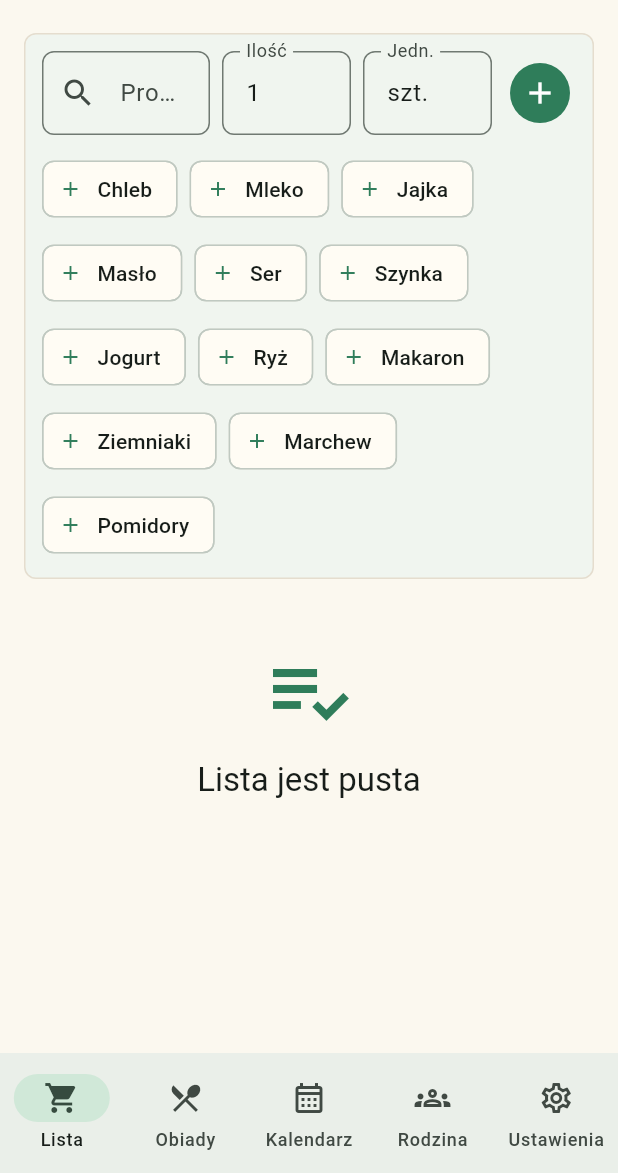
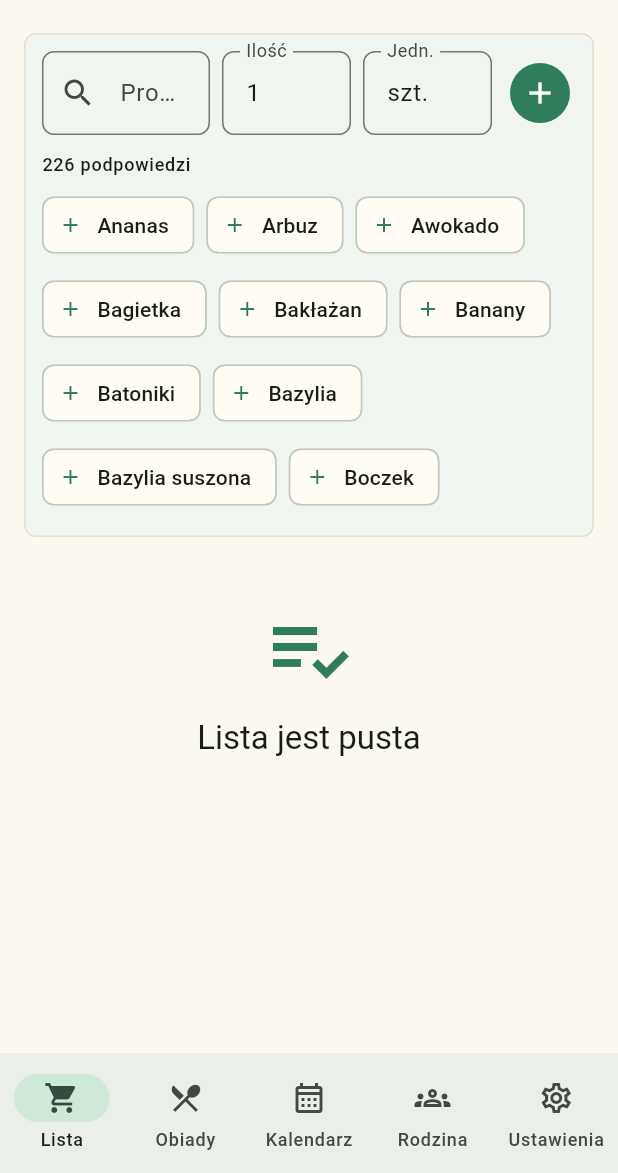
Before and after one commit to Tomjak15/rodzinna-lista-zakupow, a Flutter app: the HomeShell screen opened directly, on a phone screen of 412 x 824 dp, the part 63-1236 px from its top. Run offline on Flutter 3.47's test engine with Material 3 defaults, Android fonts, the phone set to English and light mode, and no system bars; our stand-ins replace connectivity_plus, shared_preferences; accounts and stored records are empty.

Commit message:
Expand shopping suggestions catalog

```diff
--- /dev/null
+++ b/lib/data/product_catalog.dart
@@ -0,0 +1,236 @@
+class ProductSuggestion {
+  const ProductSuggestion(this.name, this.quantity, this.unit);
+
+  final String name;
+  final double quantity;
+  final String unit;
+}
+
+const productCatalog = <ProductSuggestion>[
+  ProductSuggestion('Chleb', 1, 'szt.'),
+  ProductSuggestion('Bułki', 6, 'szt.'),
+  ProductSuggestion('Bagietka', 1, 'szt.'),
+  ProductSuggestion('Tortilla', 1, 'op.'),
+  ProductSuggestion('Chleb tostowy', 1, 'op.'),
+  ProductSuggestion('Kajzerki', 6, 'szt.'),
+  ProductSuggestion('Rogale', 4, 'szt.'),
+  ProductSuggestion('Drożdżówki', 4, 'szt.'),
+  ProductSuggestion('Pączki', 4, 'szt.'),
+  ProductSuggestion('Ciabatta', 2, 'szt.'),
+  ProductSuggestion('Mleko', 1, 'l'),
+  ProductSuggestion('Masło', 1, 'szt.'),
+  ProductSuggestion('Margaryna', 1, 'szt.'),
+  ProductSuggestion('Śmietana', 1, 'op.'),
+  ProductSuggestion('Śmietanka 30%', 1, 'op.'),
+  ProductSuggestion('Jogurt naturalny', 1, 'szt.'),
+  ProductSuggestion('Jogurt owocowy', 4, 'szt.'),
+  ProductSuggestion('Kefir', 1, 'l'),
+  ProductSuggestion('Maślanka', 1, 'l'),
+  ProductSuggestion('Twaróg', 250, 'g'),
+  ProductSuggestion('Serek wiejski', 1, 'szt.'),
+  ProductSuggestion('Serek homogenizowany', 4, 'szt.'),
+  ProductSuggestion('Ser żółty', 200, 'g'),
+  ProductSuggestion('Ser mozzarella', 1, 'szt.'),
+  ProductSuggestion('Ser feta', 1, 'op.'),
+  ProductSuggestion('Ser pleśniowy', 1, 'szt.'),
+  ProductSuggestion('Parmezan', 1, 'op.'),
+  ProductSuggestion('Jajka', 10, 'szt.'),
+  ProductSuggestion('Szynka', 200, 'g'),
+  ProductSuggestion('Kiełbasa', 500, 'g'),
+  ProductSuggestion('Parówki', 1, 'op.'),
+  ProductSuggestion('Boczek', 200, 'g'),
+  ProductSuggestion('Salami', 100, 'g'),
+  ProductSuggestion('Pasztet', 1, 'szt.'),
+  ProductSuggestion('Kurczak', 500, 'g'),
+  ProductSuggestion('Pierś z kurczaka', 500, 'g'),
+  ProductSuggestion('Udka z kurczaka', 1, 'kg'),
+  ProductSuggestion('Skrzydełka', 1, 'kg'),
+  ProductSuggestion('Indyk', 500, 'g'),
+  ProductSuggestion('Wołowina', 500, 'g'),
+  ProductSuggestion('Wieprzowina', 500, 'g'),
+  ProductSuggestion('Schab', 500, 'g'),
+  ProductSuggestion('Karkówka', 500, 'g'),
+  ProductSuggestion('Mięso mielone', 500, 'g'),
+  ProductSuggestion('Żeberka', 1, 'kg'),
+  ProductSuggestion('Wątróbka', 500, 'g'),
+  ProductSuggestion('Ryba', 500, 'g'),
+  ProductSuggestion('Łosoś', 300, 'g'),
+  ProductSuggestion('Dorsz', 500, 'g'),
+  ProductSuggestion('Tuńczyk', 1, 'puszka'),
+  ProductSuggestion('Makrela', 1, 'szt.'),
+  ProductSuggestion('Śledzie', 1, 'op.'),
+  ProductSuggestion('Krewetki', 250, 'g'),
+  ProductSuggestion('Paluszki rybne', 1, 'op.'),
+  ProductSuggestion('Ziemniaki', 1, 'kg'),
+  ProductSuggestion('Marchew', 500, 'g'),
+  ProductSuggestion('Pietruszka', 1, 'pęczek'),
+  ProductSuggestion('Seler', 1, 'szt.'),
+  ProductSuggestion('Por', 1, 'szt.'),
+  ProductSuggestion('Cebula', 3, 'szt.'),
+  ProductSuggestion('Cebula czerwona', 2, 'szt.'),
+  ProductSuggestion('Czosnek', 1, 'szt.'),
+  ProductSuggestion('Pomidory', 500, 'g'),
+  ProductSuggestion('Pomidorki koktajlowe', 250, 'g'),
+  ProductSuggestion('Ogórek', 1, 'szt.'),
+  ProductSuggestion('Ogórki kiszone', 1, 'słoik'),
+  ProductSuggestion('Papryka', 3, 'szt.'),
+  ProductSuggestion('Sałata', 1, 'szt.'),
+  ProductSuggestion('Rukola', 1, 'op.'),
+  ProductSuggestion('Szpinak', 1, 'op.'),
+  ProductSuggestion('Kapusta', 1, 'szt.'),
+  ProductSuggestion('Kapusta pekińska', 1, 'szt.'),
+  ProductSuggestion('Kapusta kiszona', 500, 'g'),
+  ProductSuggestion('Brokuł', 1, 'szt.'),
+  ProductSuggestion('Kalafior', 1, 'szt.'),
+  ProductSuggestion('Cukinia', 2, 'szt.'),
+  ProductSuggestion('Bakłażan', 1, 'szt.'),
+  ProductSuggestion('Pieczarki', 500, 'g'),
+  ProductSuggestion('Grzyby', 500, 'g'),
+  ProductSuggestion('Fasolka szparagowa', 500, 'g'),
+  ProductSuggestion('Groszek', 1, 'op.'),
+  ProductSuggestion('Kukurydza', 1, 'puszka'),
+  ProductSuggestion('Fasola', 1, 'puszka'),
+  ProductSuggestion('Ciecierzyca', 1, 'puszka'),
+  ProductSuggestion('Soczewica', 1, 'op.'),
+  ProductSuggestion('Buraki', 1, 'kg'),
+  ProductSuggestion('Rzodkiewka', 1, 'pęczek'),
+  ProductSuggestion('Szczypiorek', 1, 'pęczek'),
+  ProductSuggestion('Koperek', 1, 'pęczek'),
+  ProductSuggestion('Natka pietruszki', 1, 'pęczek'),
+  ProductSuggestion('Bazylia', 1, 'doniczka'),
+  ProductSuggestion('Mięta', 1, 'doniczka'),
+  ProductSuggestion('Jabłka', 1, 'kg'),
+  ProductSuggestion('Banany', 1, 'kg'),
+  ProductSuggestion('Pomarańcze', 1, 'kg'),
+  ProductSuggestion('Mandarynki', 1, 'kg'),
+  ProductSuggestion('Cytryny', 3, 'szt.'),
+  ProductSuggestion('Limonki', 2, 'szt.'),
+  ProductSuggestion('Gruszki', 1, 'kg'),
+  ProductSuggestion('Winogrona', 500, 'g'),
+  ProductSuggestion('Truskawki', 500, 'g'),
+  ProductSuggestion('Maliny', 250, 'g'),
+  ProductSuggestion('Borówki', 250, 'g'),
+  ProductSuggestion('Jagody', 250, 'g'),
+  ProductSuggestion('Kiwi', 4, 'szt.'),
+  ProductSuggestion('Mango', 1, 'szt.'),
+  ProductSuggestion('Ananas', 1, 'szt.'),
+  ProductSuggestion('Arbuz', 1, 'szt.'),
+  ProductSuggestion('Melon', 1, 'szt.'),
+  ProductSuggestion('Awokado', 2, 'szt.'),
+  ProductSuggestion('Ryż', 1, 'kg'),
+  ProductSuggestion('Makaron', 1, 'op.'),
+  ProductSuggestion('Kasza gryczana', 1, 'op.'),
+  ProductSuggestion('Kasza jęczmienna', 1, 'op.'),
+  ProductSuggestion('Kasza jaglana', 1, 'op.'),
+  ProductSuggestion('Kuskus', 1, 'op.'),
+  ProductSuggestion('Płatki owsiane', 1, 'op.'),
+  ProductSuggestion('Musli', 1, 'op.'),
+  ProductSuggestion('Granola', 1, 'op.'),
+  ProductSuggestion('Mąka pszenna', 1, 'kg'),
+  ProductSuggestion('Mąka żytnia', 1, 'kg'),
+  ProductSuggestion('Mąka ziemniaczana', 1, 'op.'),
+  ProductSuggestion('Cukier', 1, 'kg'),
+  ProductSuggestion('Cukier puder', 1, 'op.'),
+  ProductSuggestion('Sól', 1, 'op.'),
+  ProductSuggestion('Proszek do pieczenia', 1, 'op.'),
+  ProductSuggestion('Soda oczyszczona', 1, 'op.'),
+  ProductSuggestion('Drożdże', 1, 'op.'),
+  ProductSuggestion('Bułka tarta', 1, 'op.'),
+  ProductSuggestion('Olej', 1, 'l'),
+  ProductSuggestion('Oliwa', 1, 'but.'),
+  ProductSuggestion('Ocet', 1, 'but.'),
+  ProductSuggestion('Majonez', 1, 'słoik'),
+  ProductSuggestion('Ketchup', 1, 'szt.'),
+  ProductSuggestion('Musztarda', 1, 'słoik'),
+  ProductSuggestion('Sos sojowy', 1, 'but.'),
+  ProductSuggestion('Sos pomidorowy', 1, 'słoik'),
+  ProductSuggestion('Passata', 1, 'but.'),
+  ProductSuggestion('Koncentrat pomidorowy', 1, 'słoik'),
+  ProductSuggestion('Pesto', 1, 'słoik'),
+  ProductSuggestion('Chrzan', 1, 'słoik'),
+  ProductSuggestion('Dżem', 1, 'słoik'),
+  ProductSuggestion('Miód', 1, 'słoik'),
+  ProductSuggestion('Masło orzechowe', 1, 'słoik'),
+  ProductSuggestion('Nutella', 1, 'słoik'),
+  ProductSuggestion('Kakao', 1, 'op.'),
+  ProductSuggestion('Czekolada', 1, 'szt.'),
+  ProductSuggestion('Batoniki', 4, 'szt.'),
+  ProductSuggestion('Ciastka', 1, 'op.'),
+  ProductSuggestion('Herbatniki', 1, 'op.'),
+  ProductSuggestion('Chipsy', 1, 'op.'),
+  ProductSuggestion('Paluszki', 1, 'op.'),
+  ProductSuggestion('Krakersy', 1, 'op.'),
+  ProductSuggestion('Orzechy', 1, 'op.'),
+  ProductSuggestion('Rodzynki', 1, 'op.'),
+  ProductSuggestion('Żurawina suszona', 1, 'op.'),
+  ProductSuggestion('Pestki dyni', 1, 'op.'),
+  ProductSuggestion('Słonecznik', 1, 'op.'),
+  ProductSuggestion('Sezam', 1, 'op.'),
+  ProductSuggestion('Migdały', 1, 'op.'),
+  ProductSuggestion('Kawa', 1, 'op.'),
+  ProductSuggestion('Herbata', 1, 'op.'),
+  ProductSuggestion('Woda', 1, 'zgrz.'),
+  ProductSuggestion('Woda gazowana', 1, 'zgrz.'),
+  ProductSuggestion('Sok', 1, 'l'),
+  ProductSuggestion('Napój', 1, 'but.'),
+  ProductSuggestion('Cola', 1, 'but.'),
+  ProductSuggestion('Lemoniada', 1, 'but.'),
+  ProductSuggestion('Syrop', 1, 'but.'),
+  ProductSuggestion('Mrożona pizza', 1, 'szt.'),
+  ProductSuggestion('Frytki', 1, 'op.'),
+  ProductSuggestion('Pierogi', 1, 'op.'),
+  ProductSuggestion('Kopytka', 1, 'op.'),
+  ProductSuggestion('Kluski śląskie', 1, 'op.'),
+  ProductSuggestion('Warzywa mrożone', 1, 'op.'),
+  ProductSuggestion('Mieszanka chińska', 1, 'op.'),
+  ProductSuggestion('Szpinak mrożony', 1, 'op.'),
+  ProductSuggestion('Lody', 1, 'op.'),
+  ProductSuggestion('Papryka słodka', 1, 'op.'),
+  ProductSuggestion('Papryka ostra', 1, 'op.'),
+  ProductSuggestion('Pieprz', 1, 'op.'),
+  ProductSuggestion('Curry', 1, 'op.'),
+  ProductSuggestion('Kurkuma', 1, 'op.'),
+  ProductSuggestion('Oregano', 1, 'op.'),
+  ProductSuggestion('Bazylia suszona', 1, 'op.'),
+  ProductSuggestion('Tymianek', 1, 'op.'),
+  ProductSuggestion('Rozmaryn', 1, 'op.'),
+  ProductSuggestion('Zioła prowansalskie', 1, 'op.'),
+  ProductSuggestion('Liść laurowy', 1, 'op.'),
+  ProductSuggestion('Ziele angielskie', 1, 'op.'),
+  ProductSuggestion('Cynamon', 1, 'op.'),
+  ProductSuggestion('Wanilia', 1, 'op.'),
+  ProductSuggestion('Imbir', 1, 'szt.'),
+  ProductSuggestion('Przyprawa do kurczaka', 1, 'op.'),
+  ProductSuggestion('Przyprawa do ziemniaków', 1, 'op.'),
+  ProductSuggestion('Rosół kostki', 1, 'op.'),
+  ProductSuggestion('Bulion', 1, 'op.'),
+  ProductSuggestion('Mak', 1, 'op.'),
+  ProductSuggestion('Budyń', 1, 'op.'),
+  ProductSuggestion('Kisiel', 1, 'op.'),
+  ProductSuggestion('Galaretka', 1, 'op.'),
+  ProductSuggestion('Tofu', 1, 'op.'),
+  ProductSuggestion('Hummus', 1, 'op.'),
+  ProductSuggestion('Mleko roślinne', 1, 'l'),
+  ProductSuggestion('Jogurt roślinny', 1, 'szt.'),
+  ProductSuggestion('Papier toaletowy', 1, 'op.'),
+  ProductSuggestion('Ręcznik papierowy', 1, 'op.'),
+  ProductSuggestion('Chusteczki', 1, 'op.'),
+  ProductSuggestion('Mydło', 1, 'szt.'),
+  ProductSuggestion('Żel pod prysznic', 1, 'szt.'),
+  ProductSuggestion('Szampon', 1, 'szt.'),
+  ProductSuggestion('Pasta do zębów', 1, 'szt.'),
+  ProductSuggestion('Szczoteczka do zębów', 1, 'szt.'),
+  ProductSuggestion('Płyn do naczyń', 1, 'szt.'),
+  ProductSuggestion('Tabletki do zmywarki', 1, 'op.'),
+  ProductSuggestion('Proszek do prania', 1, 'op.'),
+  ProductSuggestion('Płyn do prania', 1, 'szt.'),
+  ProductSuggestion('Płyn do płukania', 1, 'szt.'),
+  ProductSuggestion('Worki na śmieci', 1, 'op.'),
+  ProductSuggestion('Folia aluminiowa', 1, 'szt.'),
+  ProductSuggestion('Papier do pieczenia', 1, 'szt.'),
+  ProductSuggestion('Gąbki', 1, 'op.'),
+  ProductSuggestion('Ściereczki', 1, 'op.'),
+  ProductSuggestion('Karma dla psa', 1, 'op.'),
+  ProductSuggestion('Karma dla kota', 1, 'op.'),
+  ProductSuggestion('Żwirek dla kota', 1, 'op.'),
+];
--- a/lib/screens/shopping_screen.dart
+++ b/lib/screens/shopping_screen.dart
@@ -2,6 +2,7 @@ import 'package:flutter/material.dart';
 import 'package:intl/intl.dart';
 
 import '../app/app_scope.dart';
+import '../data/product_catalog.dart';
 import '../models/entities.dart';
 
 class ShoppingScreen extends StatefulWidget {
@@ -16,27 +17,6 @@ class _ShoppingScreenState extends State<ShoppingScreen> {
   final _nameController = TextEditingController();
   final _quantityController = TextEditingController(text: '1');
   final _unitController = TextEditingController(text: 'szt.');
-
-  static const _suggestions = [
-    _SuggestionProduct('Chleb', 1, 'szt.'),
-    _SuggestionProduct('Mleko', 1, 'l'),
-    _SuggestionProduct('Jajka', 10, 'szt.'),
-    _SuggestionProduct('Masło', 1, 'szt.'),
-    _SuggestionProduct('Ser', 200, 'g'),
-    _SuggestionProduct('Szynka', 200, 'g'),
-    _SuggestionProduct('Jogurt', 1, 'szt.'),
-    _SuggestionProduct('Ryż', 1, 'kg'),
-    _SuggestionProduct('Makaron', 1, 'op.'),
-    _SuggestionProduct('Ziemniaki', 1, 'kg'),
-    _SuggestionProduct('Marchew', 500, 'g'),
-    _SuggestionProduct('Pomidory', 500, 'g'),
-    _SuggestionProduct('Ogórek', 1, 'szt.'),
-    _SuggestionProduct('Cebula', 3, 'szt.'),
-    _SuggestionProduct('Czosnek', 1, 'szt.'),
-    _SuggestionProduct('Kurczak', 500, 'g'),
-    _SuggestionProduct('Mięso mielone', 500, 'g'),
-    _SuggestionProduct('Woda', 1, 'but.'),
-  ];
 
   @override
   void initState() {
@@ -97,7 +77,8 @@ class _ShoppingScreenState extends State<ShoppingScreen> {
   }
 
   Widget _buildQuickAdd(BuildContext context) {
-    final visibleSuggestions = _visibleSuggestions;
+    final appData = AppScope.of(context).data;
+    final visibleSuggestions = _visibleSuggestions(appData);
     return Card(
       margin: EdgeInsets.zero,
       child: Padding(
@@ -154,7 +135,15 @@ class _ShoppingScreenState extends State<ShoppingScreen> {
                 ],
               ),
               const SizedBox(height: 12),
-              Wrap(
+              Text(
+                '${visibleSuggestions.length} podpowiedzi',
+                style: Theme.of(context).textTheme.labelMedium,
+              ),
+              const SizedBox(height: 8),
+              ConstrainedBox(
+                constraints: const BoxConstraints(maxHeight: 220),
+                child: SingleChildScrollView(
+                  child: Wrap(
                     spacing: 8,
                     runSpacing: 8,
                     children: visibleSuggestions
@@ -162,10 +151,13 @@ class _ShoppingScreenState extends State<ShoppingScreen> {
                           (suggestion) => ActionChip(
                             avatar: const Icon(Icons.add, size: 16),
                             label: Text(suggestion.name),
-                        onPressed: () => _addSuggestion(context, suggestion),
+                            onPressed: () =>
+                                _addSuggestion(context, suggestion),
                           ),
                         )
                         .toList(),
+                  ),
+                ),
               ),
             ],
           ),
@@ -174,14 +166,55 @@ class _ShoppingScreenState extends State<ShoppingScreen> {
     );
   }
 
-  List<_SuggestionProduct> get _visibleSuggestions {
+  List<ProductSuggestion> _visibleSuggestions(AppData data) {
     final query = _nameController.text.trim().toLowerCase();
-    final suggestions = query.isEmpty
-        ? _suggestions
-        : _suggestions
+    final suggestions = _allSuggestions(data);
+    if (query.isEmpty) {
+      return suggestions;
+    }
+    return suggestions
         .where((item) => item.name.toLowerCase().contains(query))
         .toList();
-    return suggestions.take(12).toList();
+  }
+
+  List<ProductSuggestion> _allSuggestions(AppData data) {
+    final byName = <String, ProductSuggestion>{};
+
+    void add(ProductSuggestion suggestion) {
+      final name = suggestion.name.trim();
+      if (name.isEmpty) {
+        return;
+      }
+      final key = name.toLowerCase();
+      byName.putIfAbsent(
+        key,
+        () => ProductSuggestion(
+          name,
+          suggestion.quantity <= 0 ? 1 : suggestion.quantity,
+          suggestion.unit.trim().isEmpty ? 'szt.' : suggestion.unit.trim(),
+        ),
+      );
+    }
+
+    for (final suggestion in productCatalog) {
+      add(suggestion);
+    }
+    for (final item in data.activeShoppingItems) {
+      add(ProductSuggestion(item.name, item.quantity, item.unit));
+    }
+    for (final ingredient in data.activeRecipeIngredients) {
+      add(
+        ProductSuggestion(
+          ingredient.name,
+          ingredient.quantity,
+          ingredient.unit,
+        ),
+      );
+    }
+
+    final result = byName.values.toList()
+      ..sort((a, b) => a.name.toLowerCase().compareTo(b.name.toLowerCase()));
+    return result;
   }
 
   Future<void> _addFromFields(BuildContext context) async {
@@ -202,7 +235,7 @@ class _ShoppingScreenState extends State<ShoppingScreen> {
 
   Future<void> _addSuggestion(
     BuildContext context,
-    _SuggestionProduct suggestion,
+    ProductSuggestion suggestion,
   ) async {
     await AppScope.of(context).addShoppingItem(
       name: suggestion.name,
@@ -379,14 +412,6 @@ class _EmptyShoppingList extends StatelessWidget {
   }
 }
 
-class _SuggestionProduct {
-  const _SuggestionProduct(this.name, this.quantity, this.unit);
-
-  final String name;
-  final double quantity;
-  final String unit;
-}
-
 class _ProductDraft {
   const _ProductDraft({
     required this.name,
```
Also changed, not shown: 2 other files. Lines whose indentation alone changed are shown as unchanged.
